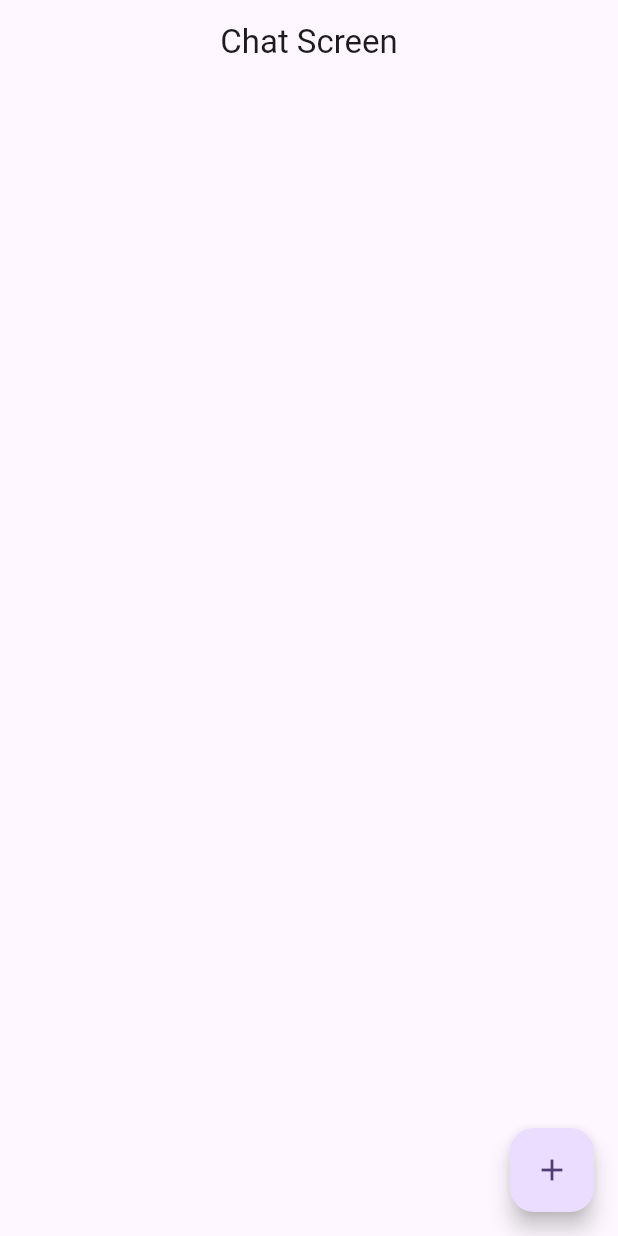
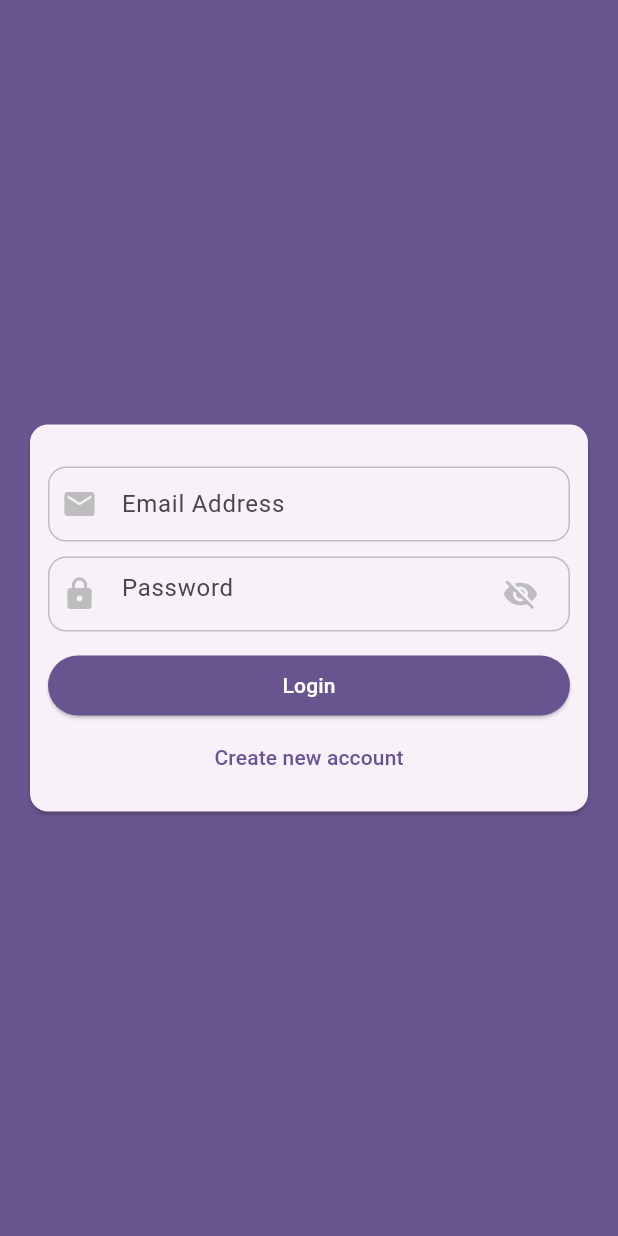
Before and after one commit to Mohamed02Emad/flutter_chat_app, a Flutter app: the screen it shows after launch, on a phone screen of 412 x 824 dp. Run offline on Flutter 3.47's test engine with Material 3 defaults, Android fonts, the phone set to English and light mode, and no system bars; our stand-ins replace cloud_firestore, firebase_auth, firebase_core; accounts and stored records are empty.

Commit message:
add auth cycle

```diff
--- a/lib/main.dart
+++ b/lib/main.dart
@@ -1,4 +1,6 @@
+import 'package:firebase_auth/firebase_auth.dart';
 import 'package:flutter/material.dart';
+import 'package:flutter_chat_app/screens/auth/auth_screen.dart';
 import 'package:flutter_chat_app/screens/chat/chat_screen.dart';
 import 'package:firebase_core/firebase_core.dart';
 
@@ -20,7 +22,13 @@ class MyApp extends StatelessWidget {
         colorScheme: ColorScheme.fromSeed(seedColor: Colors.deepPurple),
         useMaterial3: true,
       ),
-      home: const ChatScreen(),
+      home: StreamBuilder(stream: FirebaseAuth.instance.authStateChanges(), builder:(ctx , userSnapShot){
+        if(userSnapShot.hasData){
+          return const ChatScreen();
+        }else{
+          return const AuthScreen();
+        }
+      } ,),
     );
   }
 }
--- a/lib/screens/auth/auth_screen.dart
+++ b/lib/screens/auth/auth_screen.dart
@@ -1,4 +1,8 @@
+import 'package:cloud_firestore/cloud_firestore.dart';
+import 'package:firebase_auth/firebase_auth.dart';
 import 'package:flutter/material.dart';
+import 'package:flutter/services.dart';
+import 'package:flutter_chat_app/widgets/auth/auth_form.dart';
 
 class AuthScreen extends StatefulWidget {
   const AuthScreen({super.key});
@@ -10,8 +14,51 @@ class AuthScreen extends StatefulWidget {
 }
 
 class _AuthScreenState extends State<AuthScreen> {
+  final _fireBaseAuthInstance = FirebaseAuth.instance;
+
   @override
   Widget build(BuildContext context) {
-    return const Placeholder();
+    return Scaffold(
+      backgroundColor: Theme.of(context).primaryColor,
+      body: AuthFormWidget(
+        submitForm: _submit,
+      ),
+    );
+  }
+
+  void _submit(
+    String? name,
+    String email,
+    String password,
+    bool isLogin,
+    BuildContext ctx,
+  ) async {
+    UserCredential result;
+    try {
+      if (isLogin) {
+        result = await _fireBaseAuthInstance
+            .signInWithEmailAndPassword(email: email.trim(), password: password.trim());
+        if(result.user == null){
+          ScaffoldMessenger.of(context).showSnackBar(SnackBar(content: Text("Error")));
+        }
+      } else {
+        result = await _fireBaseAuthInstance.createUserWithEmailAndPassword(
+            email: email.trim(), password: password.trim());
+        await FirebaseFirestore.instance
+            .collection('users')
+            .doc(result.user!.uid)
+            .set({
+          'userName': name,
+          'email': email,
+          'createdAt': DateTime.now().toUtc().toString(),
+        });
+      }
+    } on PlatformException catch (error) {
+      ScaffoldMessenger.of(ctx)
+          .showSnackBar(SnackBar(content: Text(error.message.toString())));
+    } catch (error) {
+      ScaffoldMessenger.of(ctx)
+          .showSnackBar(SnackBar(content: Text(error.toString())));
+    }
   }
 }
--- /dev/null
+++ b/lib/utils/extentions.dart
@@ -0,0 +1,3 @@
+extension BoolExtension on bool {
+  bool not() => !this;
+}
--- /dev/null
+++ b/lib/widgets/auth/auth_form.dart
@@ -0,0 +1,153 @@
+import 'package:flutter/material.dart';
+import 'package:flutter_chat_app/utils/extentions.dart';
+import 'package:flutter_chat_app/widgets/mo_loading_button.dart';
+import 'package:flutter_chat_app/widgets/mo_text_field.dart';
+
+class AuthFormWidget extends StatefulWidget {
+  const AuthFormWidget({required this.submitForm, super.key});
+
+  final Function(String? name, String email, String password, bool isLogin,
+      BuildContext ctx) submitForm;
+
+  @override
+  State<AuthFormWidget> createState() => _AuthFormWidgetState();
+}
+
+class _AuthFormWidgetState extends State<AuthFormWidget> {
+  final _emailController = TextEditingController();
+  final _userNameController = TextEditingController();
+  final _passwordController = TextEditingController();
+
+  var validEmail = false;
+  var validName = false;
+  var validPassword = false;
+
+  var _isLogin = true;
+
+  var warningHeight = 0;
+
+  @override
+  Widget build(BuildContext context) {
+    return Center(
+      child: Card(
+        margin: const EdgeInsets.all(20),
+        child: SingleChildScrollView(
+          child: Padding(
+            padding: const EdgeInsets.all(12),
+            child: Column(
+              mainAxisSize: MainAxisSize.min,
+              children: [
+                const SizedBox(
+                  height: 8,
+                ),
+                _isLogin
+                    ? const SizedBox(
+                        height: 0,
+                      )
+                    : MoTextField(
+                        fieldController: _userNameController,
+                        hint: "User Name",
+                        icon: Icons.person,
+                        showIcon: true,
+                        validate: (String text) {
+                          final condition = text.length < 4 && text.isNotEmpty;
+                          validName = condition;
+                          return condition;
+                        },
+                        validationMessage: "Short Name",
+                      ),
+                const SizedBox(
+                  height: 8,
+                ),
+                MoTextField(
+                  fieldController: _emailController,
+                  inputType: TextInputType.emailAddress,
+                  hint: "Email Address",
+                  icon: Icons.email,
+                  showIcon: true,
+                  validate: (String text) {
+                    final condition = (text.contains("@").not() ||
+                            text.contains(".").not()) &&
+                        text.isNotEmpty;
+                    validEmail = condition;
+                    return condition;
+                  },
+                  validationMessage: "wrong email pattern",
+                ),
+                const SizedBox(
+                  height: 10,
+                ),
+                MoTextField(
+                  fieldController: _passwordController,
+                  hint: "Password",
+                  icon: Icons.lock,
+                  showIcon: true,
+                  isPassword: true,
+                  validate: (String text) {
+                    final condition = text.length < 8;
+                    validPassword = condition;
+                    return condition;
+                  },
+                  validationMessage: "Short Password",
+                ),
+                const SizedBox(
+                  height: 12,
+                ),
+                SizedBox(
+                  width: double.infinity,
+                  child: MoLoadingButton(
+                    onPressed: () async {
+                      await _trySubmit();
+                    },
+                    child: Text(
+                      _isLogin ? "Login" : "Signup",
+                      style: const TextStyle(
+                        color: Colors.white,
+                      ),
+                    ),
+                  ),
+                ),
+                SizedBox(
+                  width: double.infinity,
+                  child: TextButton(
+                    onPressed: () {
+                      setState(() {
+                        _isLogin = !_isLogin;
+                      });
+                    },
+                    child: Text(
+                      _isLogin ? "Create new account" : "Login",
+                    ),
+                  ),
+                ),
+              ],
+            ),
+          ),
+        ),
+      ),
+    );
+  }
+
+  Future<void> _trySubmit() async{
+    final isValid = validPassword.not() &&
+        (_isLogin ? true : validName.not()) &&
+        validEmail.not();
+    if (isValid.not()) {
+      ScaffoldMessenger.of(context).showSnackBar(SnackBar(
+          content: Text(
+              "isValid $isValid , \npass ${validPassword.not()} \nname ${(_isLogin ? true : validName.not())} \nmail ${validEmail.not()} ")));
+    }
+
+    FocusScope.of(context).unfocus();
+
+    if (isValid) {
+      widget.submitForm(
+        _userNameController.text,
+        _emailController.text,
+        _passwordController.text,
+        _isLogin,
+        context,
+      );
+    }
+  }
+}
--- /dev/null
+++ b/lib/widgets/mo_loading_button.dart
@@ -0,0 +1,58 @@
+import 'package:flutter/material.dart';
+
+class MoLoadingButton extends StatefulWidget {
+  final Widget child;
+  final Future<void> Function() onPressed;
+  final bool isLoading;
+
+  const MoLoadingButton({
+    Key? key,
+    required this.child,
+    required this.onPressed,
+    this.isLoading = false,
+  }) : super(key: key);
+
+  @override
+  _MoLoadingButtonState createState() => _MoLoadingButtonState();
+}
+
+class _MoLoadingButtonState extends State<MoLoadingButton> {
+  bool _isLoading = false;
+
+  @override
+  void initState() {
+    super.initState();
+    _isLoading = widget.isLoading;
+  }
+
+  @override
+  Widget build(BuildContext context) {
+    return ElevatedButton(
+      style: ButtonStyle(
+        backgroundColor:
+            MaterialStateProperty.all(Theme.of(context).primaryColor),
+      ),
+      onPressed: _isLoading
+          ? null
+          : () async {
+              setState(() {
+                _isLoading = true;
+              });
+              await widget.onPressed();
+              await Future.delayed(const Duration(milliseconds: 300));
+              setState(() {
+                _isLoading = false;
+              });
+            },
+      child: _isLoading
+          ? const SizedBox(
+              height: 20,
+              width: 20,
+              child: CircularProgressIndicator(
+                color: Colors.white,
+              ),
+            )
+          : widget.child,
+    );
+  }
+}
--- a/lib/widgets/mo_text_field.dart
+++ b/lib/widgets/mo_text_field.dart
@@ -1,18 +1,31 @@
 import 'package:flutter/material.dart';
 
 class MoTextField extends StatefulWidget {
-  final bool isPassword ;
-  final String hint ;
-  final IconData icon ;
-  final bool showIcon ;
-  final TextEditingController fieldController ;
+  final bool isPassword;
 
-   const MoTextField(
-      {super.key,
+  final String hint;
+
+  final IconData icon;
+
+  final bool showIcon;
+
+  final TextEditingController fieldController;
+
+  final TextInputType inputType;
+
+  final Function? validate;
+
+  final String? validationMessage;
+
+  const MoTextField({
+    super.key,
     this.icon = Icons.email,
     this.hint = "",
     this.isPassword = false,
     this.showIcon = false,
+    this.inputType = TextInputType.text,
+    this.validate,
+    this.validationMessage,
     required this.fieldController,
   });
 
@@ -23,18 +36,56 @@ class MoTextField extends StatefulWidget {
 class _MoTextFieldState extends State<MoTextField> {
   bool _isPasswordVisible = false;
 
+  double mHeight = 15;
+  bool showValidate = false;
+
   _MoTextFieldState();
 
   @override
   Widget build(BuildContext context) {
+    changeSize();
+    String message = widget.validationMessage ?? "Error";
+
     if (widget.isPassword) {
-      return passwordTextField(fieldController: widget.fieldController, hint: widget.hint);
+      return passwordTextField(
+          fieldController: widget.fieldController, hint: widget.hint);
     } else {
-      return normalTextField(
+      return Column(
+        children: [
+          normalTextField(
               fieldController: widget.fieldController,
               hint: widget.hint,
-          isPassword: widget.isPassword);
+              isPassword: widget.isPassword),
+          AnimatedContainer(
+            duration: const Duration(milliseconds: 400),
+            width: double.infinity,
+            height: mHeight,
+            curve: Curves.fastOutSlowIn,
+            child: Text(
+              message,
+              style: const TextStyle(color: Colors.red),
+            ),
+          )
+        ],
+      );
     }
+  }
+
+  checkValidation() {
+    setState(() {
+      if (widget.validate != null) {
+        showValidate = widget.validate!(widget.fieldController.text);
+      } else {
+        showValidate = false;
+      }
+    });
+    changeSize();
+  }
+
+  void changeSize() {
+    setState(() {
+      mHeight = (showValidate) ? 19 : 0;
+    });
   }
 
   Widget passwordTextField({
@@ -42,7 +93,6 @@ class _MoTextFieldState extends State<MoTextField> {
     String hint = "",
   }) {
     return Container(
-      // margin: const EdgeInsets.only(left: 12, right: 12),
       decoration: BoxDecoration(
         border: Border.all(
           color: Colors.grey[400]!,
@@ -52,6 +102,10 @@ class _MoTextFieldState extends State<MoTextField> {
       ),
       padding: const EdgeInsets.only(left: 8, right: 8),
       child: TextField(
+        onChanged: (txt) {
+          checkValidation();
+        },
+        keyboardType: widget.inputType,
         controller: fieldController,
         obscureText: !_isPasswordVisible,
         decoration: InputDecoration(
@@ -87,7 +141,6 @@ class _MoTextFieldState extends State<MoTextField> {
     bool isPassword = false,
   }) {
     return Container(
-      // margin: const EdgeInsets.only(left: 12, right: 12),
       decoration: BoxDecoration(
         border: Border.all(
           color: Colors.grey[400]!,
@@ -97,10 +150,14 @@ class _MoTextFieldState extends State<MoTextField> {
       ),
       padding: const EdgeInsets.only(left: 8, right: 8),
       child: TextField(
+        onChanged: (txt) {
+          checkValidation();
+        },
+        keyboardType: widget.inputType,
         controller: fieldController,
         decoration: InputDecoration(
           hintText: hint,
-          icon: widget.showIcon ?  Icon(widget.icon) : null,
+          icon: widget.showIcon ? Icon(widget.icon) : null,
           iconColor: Colors.grey[400],
           enabledBorder: const UnderlineInputBorder(
             borderSide: BorderSide(color: Colors.transparent),
--- a/pubspec.yaml
+++ b/pubspec.yaml
@@ -36,6 +36,7 @@ dependencies:
   # Use with the CupertinoIcons class for iOS style icons.
   cupertino_icons: ^1.0.2
   cloud_firestore: ^4.13.3
+  firebase_auth: ^4.15.0
 
 dev_dependencies:
   flutter_test:
```
Also changed, not shown: lib/screens/chat/chat_screen.dart (+25 -0 lines), pubspec.lock. Lines whose indentation alone changed are shown as unchanged.
